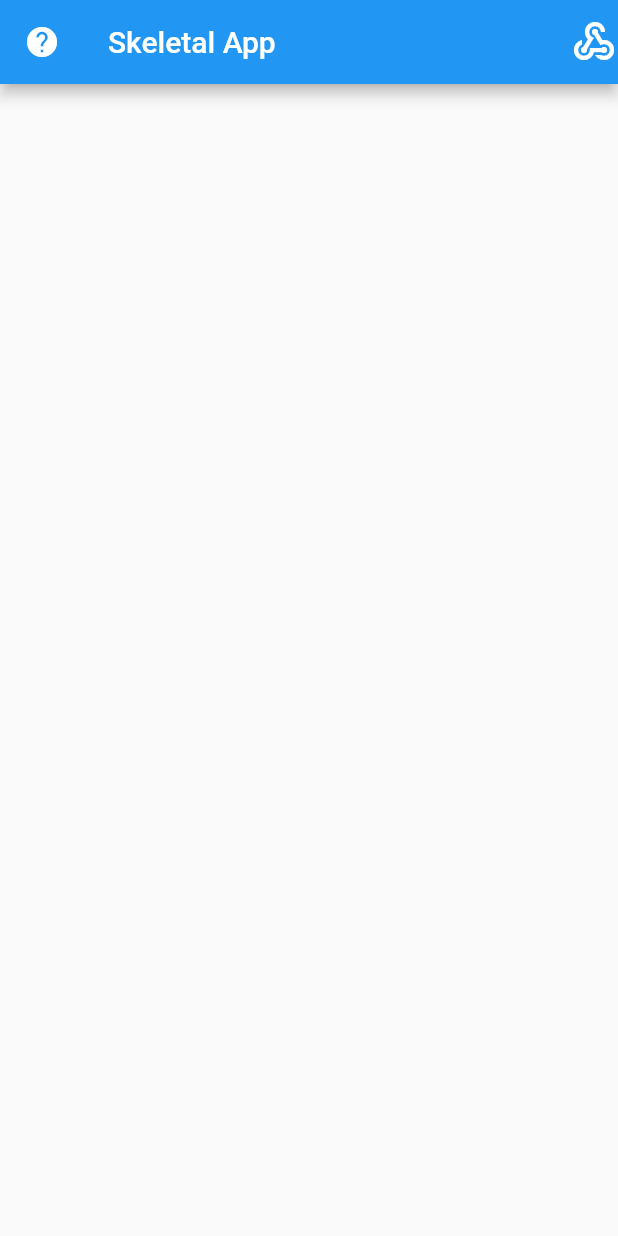
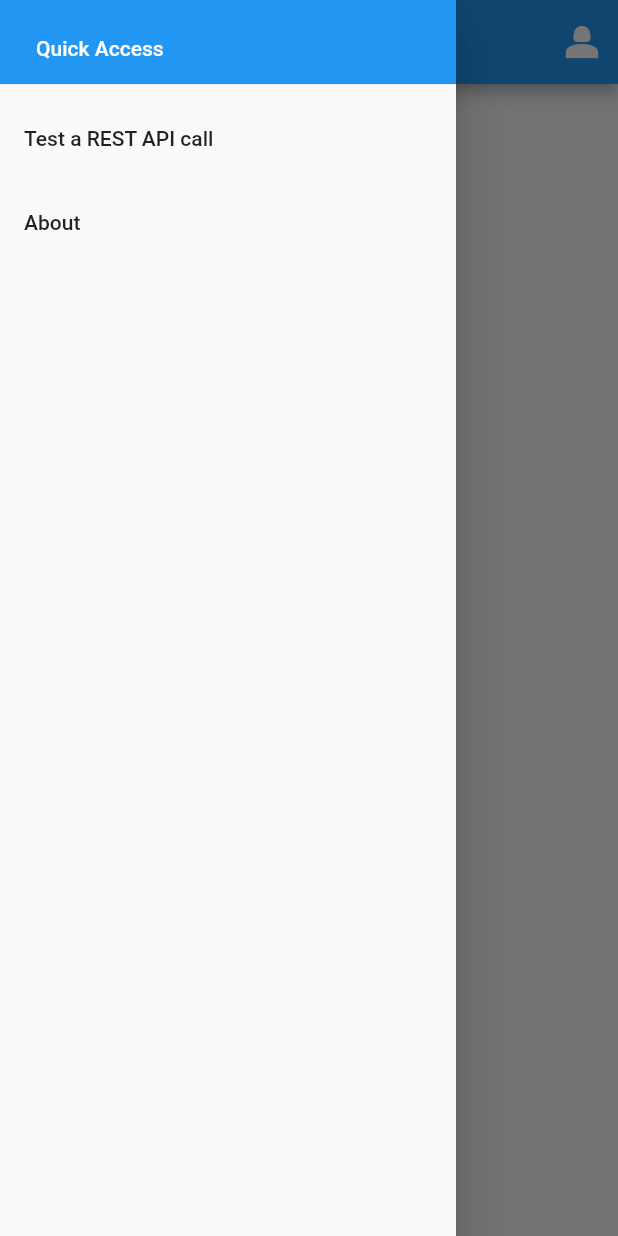
Before and after one commit to stownend/flutter_framework, a Flutter app: the screen it shows after launch, with the side drawer open (before the commit the screen has no drawer), on a phone screen of 412 x 824 dp. Run offline on Flutter 3.47's test engine with Material 2 defaults, Android fonts, the phone set to English and light mode, and no system bars; our stand-ins replace logger.

Commit message:
Added app drawer (hamburger)

```diff
--- a/lib/app/home/home_page.dart
+++ b/lib/app/home/home_page.dart
@@ -1,9 +1,9 @@
 import 'dart:async';
-import 'package:flutter/foundation.dart';
 import 'package:flutter/material.dart';
+import 'package:provider/provider.dart';
+
 import '../../services/app_settings_service.dart';
 import 'about_page.dart';
-import 'package:provider/provider.dart';
 
 class HomePage extends StatelessWidget {
   const HomePage({super.key});
@@ -24,20 +24,18 @@ class HomePage extends StatelessWidget {
     return Scaffold(
       appBar: AppBar(
         title: Text(appSettingsService.appName),
-        leading:
-        //Image.asset("${(kDebugMode && kIsWeb)?"":"assets/"}${appSettingsService.appLogo}"),
+        actions: <Widget>[
          IconButton(
             icon: const Icon(
-              Icons.help //Icons.more_vert,
+            Icons.person_2,
+              size: 32,
             ),
             onPressed: () {
               _onAbout(context);
             },
           ),
-        actions: <Widget>[
-          appSettingsService.appIconSmall,
+
         ],
-        // actions: <Widget>[],
         //bottom: PreferredSize(
           //preferredSize: const Size.fromHeight(130.0),
           // child: Column(
@@ -47,6 +45,46 @@ class HomePage extends StatelessWidget {
           //   ],
           // ),
         ),
+        drawer: Drawer(
+          child: ListView(
+            padding: EdgeInsets.zero,
+            children: [
+              SizedBox(
+                height: 64.0,
+                child: DrawerHeader(
+                  decoration: const BoxDecoration(
+                    color: Colors.blue,
+                  ),
+                  child: TextButton(
+                    style: const ButtonStyle(
+                      alignment: Alignment.centerLeft, // <-- had to set alignment
+                    ),
+                    child: const Text("Quick Access",
+                      style: TextStyle(color: Colors.white)
+                    ),
+                    onPressed: () {
+                      Navigator.pop(context);
+                    },
+                  ),
+                ),
+              ),
+              ListTile(
+                title: const Text('Test a REST API call'),
+                onTap: () {
+                  // Update the state of the app.
+                  // ...
+                },
+              ),
+              ListTile(
+                title: const Text('About'),
+                onTap: () {
+                  Navigator.pop(context);
+                  _onAbout(context);
+                },
+              ),
+            ]
+          )
+        ),
       );
   }
 
--- a/lib/main.dart
+++ b/lib/main.dart
@@ -1,7 +1,9 @@
 /* TO DO
 
+  - Turn About Icon into a Hamburger
+    - Page to test API call
+    - About page
   - Add a sample web api caller/service
-  - Turn About Icon into a Hamburger
 
   - Create PWA_framework branch
   - Add Web App capability
@@ -47,6 +49,7 @@ class MyApp extends StatelessWidget {
 
         final logger = loggingService.getLogger(this);
         logger.d("A test debug message");
+        logger.i("A test info message");
         logger.e("A test error message");
 
         try {
--- a/lib/services/app_settings_service.dart
+++ b/lib/services/app_settings_service.dart
@@ -8,7 +8,7 @@ class AppSettingsService {
   final String appLogo = "images/icon.png";
 
   // Icon not used at present, prefer appLogo image
-  static const IconData iconData = Icons.webhook_sharp;
+  static const IconData iconData = Icons.person_2;
   final Icon appIcon = const Icon(iconData, size: 64);
   final Icon appIconSmall = const Icon(iconData, size: 32);
 }
--- a/pubspec.yaml
+++ b/pubspec.yaml
@@ -31,6 +31,7 @@ dependencies:
   cupertino_icons: ^1.0.2
   flutter:
     sdk: flutter
+  http: ^0.13.5
   logger: ^1.1.0
   provider: ^6.0.5
 
```
Also changed, not shown: pubspec.lock.
